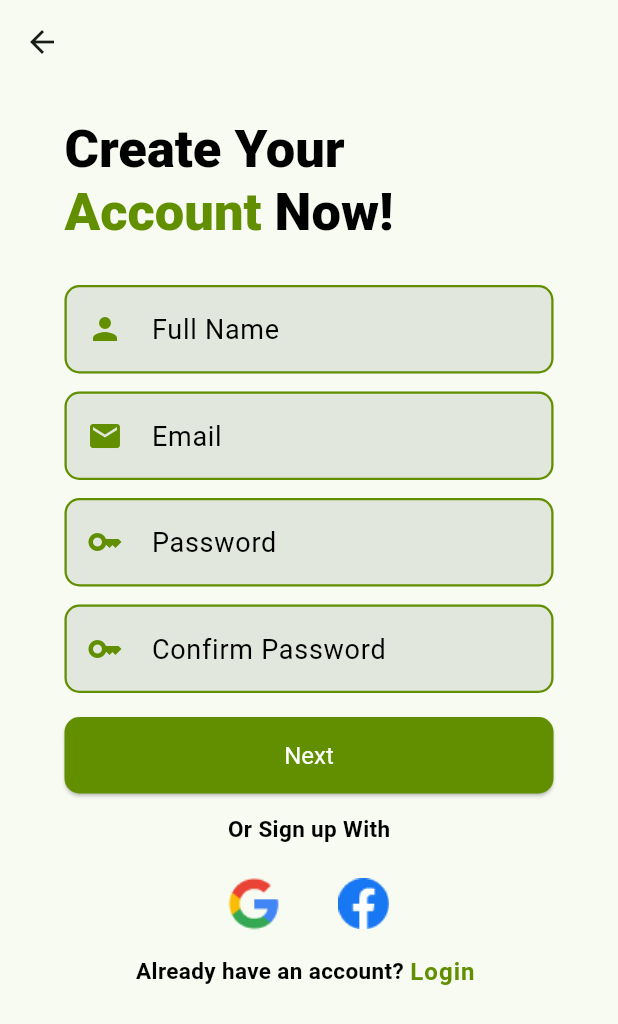
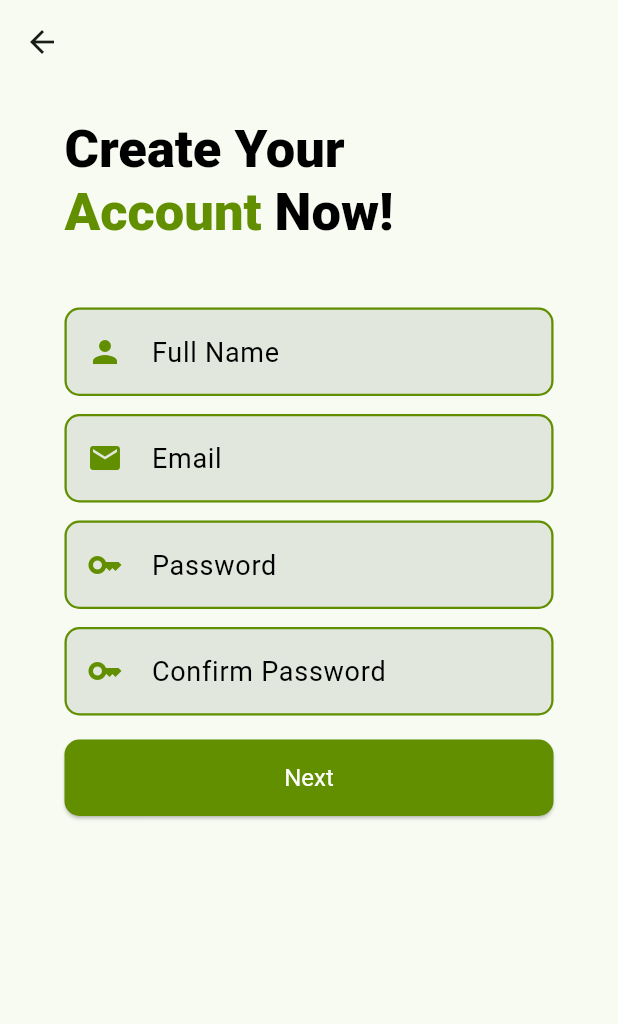
Before and after one commit to midhun776/Socially-Flutter, a Flutter app: the RegisterScreen screen opened directly, on a phone screen of 412 x 824 dp. Shown: the top 1024 px of the screen. Run offline on Flutter 3.47's test engine with Material 3 defaults, Android fonts, the light colour scheme and no system bars; our stand-ins replace cloud_firestore, firebase_auth, firebase_core, geocoding, google_maps_flutter, google_nav_bar; accounts and stored records are empty.

Commit message:
unKnown changes

```diff
--- a/lib/main.dart
+++ b/lib/main.dart
@@ -7,6 +7,7 @@ import 'package:socially/pages/ChatScreen.dart';
 import 'package:socially/pages/DashboardScreen.dart';
 import 'package:socially/pages/HomeScreen.dart';
 import 'package:socially/pages/LoginScreen.dart';
+import 'package:socially/pages/RegistrationScreen.dart';
 import 'package:socially/pages/TravelCommunityScreen.dart';
 
 
@@ -27,7 +28,7 @@ class MyApp extends StatelessWidget {
         colorScheme: ColorScheme.fromSeed(seedColor: Colors.green),
         useMaterial3: true,
       ),
-      home: const MyHomePage(),
+      home: const RegisterScreen(),
     );
   }
 }
--- a/lib/pages/RegistrationScreen.dart
+++ b/lib/pages/RegistrationScreen.dart
@@ -62,6 +62,7 @@ class _RegisterScreenState extends State<RegisterScreen> {
                     ),
                   ),
                 ),
+                const SizedBox(height: 15),
                 Padding(
                   padding:
                   const EdgeInsets.symmetric(horizontal: 8, vertical: 6),
@@ -260,87 +261,6 @@ class _RegisterScreenState extends State<RegisterScreen> {
                     ),
                   ),
                 ),
-                Center(
-                  child: Column(
-                    crossAxisAlignment: CrossAxisAlignment.center,
-                    children: [
-                      const SizedBox(height: 3),
-                      const Text(
-                        "Or Sign up With",
-                        style: TextStyle(
-                          fontSize: 15,
-                          fontWeight: FontWeight.w700,
-                          color: Color(0xFF000000),
-                        ),
-                      ),
-                      const SizedBox(height: 18),
-                      Row(
-                        mainAxisAlignment: MainAxisAlignment.center,
-                        children: [
-                          GestureDetector(
-                            onTap: () {
-                              Navigator.push(
-                                context,
-                                MaterialPageRoute(
-                                    builder: (context) =>
-                                    const ProfileScreen()),
-                              );
-                            },
-                            child: Image.asset('assets/images/google.png',
-                                height: 43, width: 40),
-                          ),
-                          const SizedBox(width: 33),
-                          GestureDetector(
-                            onTap: () {
-                              Navigator.push(
-                                context,
-                                MaterialPageRoute(
-                                    builder: (context) =>
-                                    const ProfileScreen()),
-                              );
-                            },
-                            child: Image.asset('assets/images/facebook.png',
-                                height: 40, width: 40),
-                          ),
-                        ],
-                      ),
-                      const SizedBox(height: 12),
-                      Row(
-                        mainAxisAlignment: MainAxisAlignment.center,
-                        children: [
-                          const Text(
-                            "Already have an account?\t",
-                            style: TextStyle(
-                              fontSize: 15,
-                              fontWeight: FontWeight.w700,
-                              color: Colors.black,
-                              height: 1.5,
-                            ),
-                          ),
-                          GestureDetector(
-                            onTap: () {
-                              Navigator.push(
-                                context,
-                                MaterialPageRoute(
-                                    builder: (context) => LoginScreen()),
-                              );
-                            },
-                            child: const Text(
-                              'Login ',
-                              style: TextStyle(
-                                fontSize: 16,
-                                fontWeight: FontWeight.bold,
-                                color: Color(0xFF618F00),
-                                height: 1.5,
-                                letterSpacing: 0.7,
-                              ),
-                            ),
-                          ),
-                        ],
-                      ),
-                    ],
-                  ),
-                ),
               ],
             ),
           ),
```
